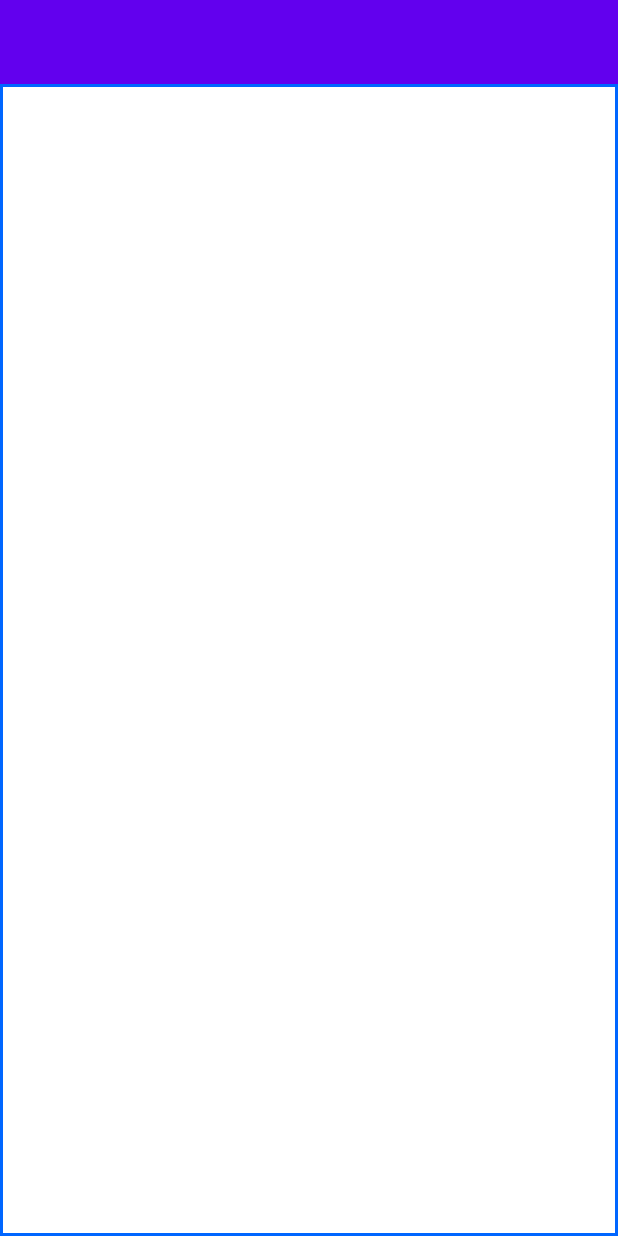
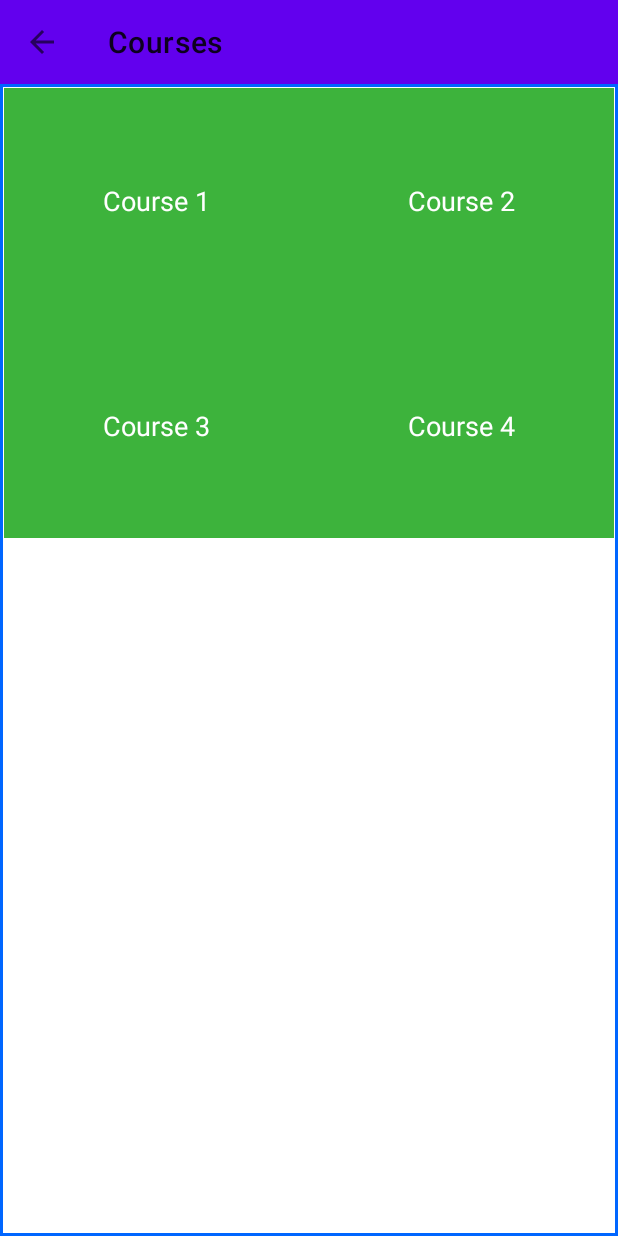
Before and after one commit to Rahmon231/Quiz-App-with-Firebase-db, an Android app: the MainActivity screen opened directly, with no data from a screen before it, after a tap on "START", on a phone screen of 412 x 824 dp. Run offline under Robolectric (Android 15) with nearby library versions, the phone set to English and light mode, and no system bars.

Commit message:
course difficulty setup

```diff
--- a/app/src/main/AndroidManifest.xml
+++ b/app/src/main/AndroidManifest.xml
@@ -9,6 +9,9 @@
         android:roundIcon="@mipmap/ic_launcher_round"
         android:supportsRtl="true"
         android:theme="@style/Theme.QuizApplication">
+        <activity
+            android:name=".DifficultyActivity"
+            android:exported="false" />
         <activity
             android:name=".CourseActivity"
             android:exported="false" />
--- a/app/src/main/java/com/lemzeeyyy/quizapplication/CourseActivity.java
+++ b/app/src/main/java/com/lemzeeyyy/quizapplication/CourseActivity.java
@@ -1,16 +1,37 @@
 package com.lemzeeyyy.quizapplication;
 
 import androidx.appcompat.app.AppCompatActivity;
+import androidx.appcompat.widget.Toolbar;
 
 import android.content.Intent;
 import android.os.Bundle;
+import android.widget.GridView;
+
+import com.lemzeeyyy.quizapplication.adapter.CourseAdapter;
+
+import java.util.ArrayList;
+import java.util.List;
 
 public class CourseActivity extends AppCompatActivity {
+    private GridView courseGrid;
 
     @Override
     protected void onCreate(Bundle savedInstanceState) {
         super.onCreate(savedInstanceState);
         setContentView(R.layout.activity_course);
+        courseGrid = findViewById(R.id.courseGridviewID);
+        Toolbar toolbar = findViewById(R.id.toolBarId);
+        setSupportActionBar(toolbar);
+        getSupportActionBar().setTitle("Courses");
+        getSupportActionBar().setDisplayHomeAsUpEnabled(true);
+
+        List<String> catList = new ArrayList<>();
+        catList.add("Course 1");
+        catList.add("Course 2");
+        catList.add("Course 3");
+        catList.add("Course 4");
+        CourseAdapter adapter = new CourseAdapter(catList);
+        courseGrid.setAdapter(adapter);
 
     }
 }
--- a/app/src/main/java/com/lemzeeyyy/quizapplication/MainActivity.java
+++ b/app/src/main/java/com/lemzeeyyy/quizapplication/MainActivity.java
@@ -22,12 +22,9 @@ public class MainActivity extends AppCompatActivity {
         ma_startBtn = findViewById(R.id.ma_startBtnID);
         Typeface typeface = ResourcesCompat.getFont(this,R.font.blacklist);
         titleTV.setTypeface(typeface);
-        ma_startBtn.setOnClickListener(new View.OnClickListener() {
-            @Override
-            public void onClick(View view) {
-                Intent intent = new Intent(MainActivity.this,CourseActivity.class);
-                startActivity(intent);
-            }
+        ma_startBtn.setOnClickListener(view -> {
+            Intent intent = new Intent(MainActivity.this,CourseActivity.class);
+            startActivity(intent);
         });
     }
 }
--- a/app/src/main/java/com/lemzeeyyy/quizapplication/adapter/CourseAdapter.java
+++ b/app/src/main/java/com/lemzeeyyy/quizapplication/adapter/CourseAdapter.java
@@ -1,4 +1,64 @@
 package com.lemzeeyyy.quizapplication.adapter;
 
-public class CourseAdapter {
+import android.app.Activity;
+import android.content.Context;
+import android.content.Intent;
+import android.graphics.Color;
+import android.view.LayoutInflater;
+import android.view.View;
+import android.view.ViewGroup;
+import android.widget.BaseAdapter;
+import android.widget.TextView;
+
+import com.lemzeeyyy.quizapplication.DifficultyActivity;
+import com.lemzeeyyy.quizapplication.R;
+
+import java.util.List;
+import java.util.Random;
+
+public class CourseAdapter extends BaseAdapter {
+    private Context context;
+    private List<String> catList;
+
+    public CourseAdapter(List<String> catList) {
+        this.catList = catList;
+        this.context = context;
+    }
+
+    @Override
+    public int getCount() {
+        return catList.size();
+    }
+
+    @Override
+    public Object getItem(int i) {
+        return null;
+    }
+
+    @Override
+    public long getItemId(int i) {
+        return 0;
+    }
+
+    @Override
+    public View getView(int i, View view, ViewGroup viewGroup) {
+        View view1;
+        if(view == null) {
+             view1 = LayoutInflater.from(viewGroup.getContext())
+                    .inflate(R.layout.course_item_layout,viewGroup,false);
+        }else
+            view1 = view;
+
+        view1.setOnClickListener(view2 -> {
+            Intent intent = new Intent(viewGroup.getContext(), DifficultyActivity.class);
+            intent.putExtra("CATEGORY",catList.get(i));
+            viewGroup.getContext().startActivity(intent);
+        });
+        ((TextView) view1.findViewById(R.id.courseNameID)).setText(catList.get(i));
+        Random rnd = new Random();
+        int color = Color.argb(255, rnd.nextInt(255),rnd.nextInt(255),rnd.nextInt(255));
+        view1.setBackgroundColor(color);
+
+        return view1;
+    }
 }
--- /dev/null
+++ b/app/src/main/java/com/lemzeeyyy/quizapplication/model/Category.java
@@ -0,0 +1,5 @@
+package com.lemzeeyyy.quizapplication.model;
+
+public class Category {
+
+}
--- /dev/null
+++ b/app/src/main/java/com/lemzeeyyy/quizapplication/model/Question.java
@@ -0,0 +1,4 @@
+package com.lemzeeyyy.quizapplication.model;
+
+public class Question {
+}
--- a/app/src/main/res/layout/activity_course.xml
+++ b/app/src/main/res/layout/activity_course.xml
@@ -14,7 +14,7 @@
     <GridView
         android:layout_width="match_parent"
         android:layout_height="0dp"
-        android:id="@+id/categoryGridviewID"
+        android:id="@+id/courseGridviewID"
         android:layout_weight = "1"
         android:background="@drawable/border"
         android:gravity="center"
--- /dev/null
+++ b/app/src/main/res/layout/course_item_layout.xml
@@ -0,0 +1,16 @@
+<?xml version="1.0" encoding="utf-8"?>
+<LinearLayout xmlns:android="http://schemas.android.com/apk/res/android"
+    android:layout_width="match_parent"
+    android:layout_height="150dp"
+    android:layout_weight="1"
+    android:gravity="center"
+    android:background="@color/colorPrimary">
+    <TextView
+        android:layout_width="wrap_content"
+        android:layout_height="wrap_content"
+        android:textColor="@color/colorAccent"
+        android:id="@+id/courseNameID"
+        android:textSize="18sp"
+        android:text="cat 1"/>
+
+</LinearLayout>
```
Also changed, not shown: app/src/main/java/com/lemzeeyyy/quizapplication/DifficultyActivity.java (added, +14 -0 lines), app/src/main/res/layout/activity_difficulty.xml (added, +9 -0 lines).
